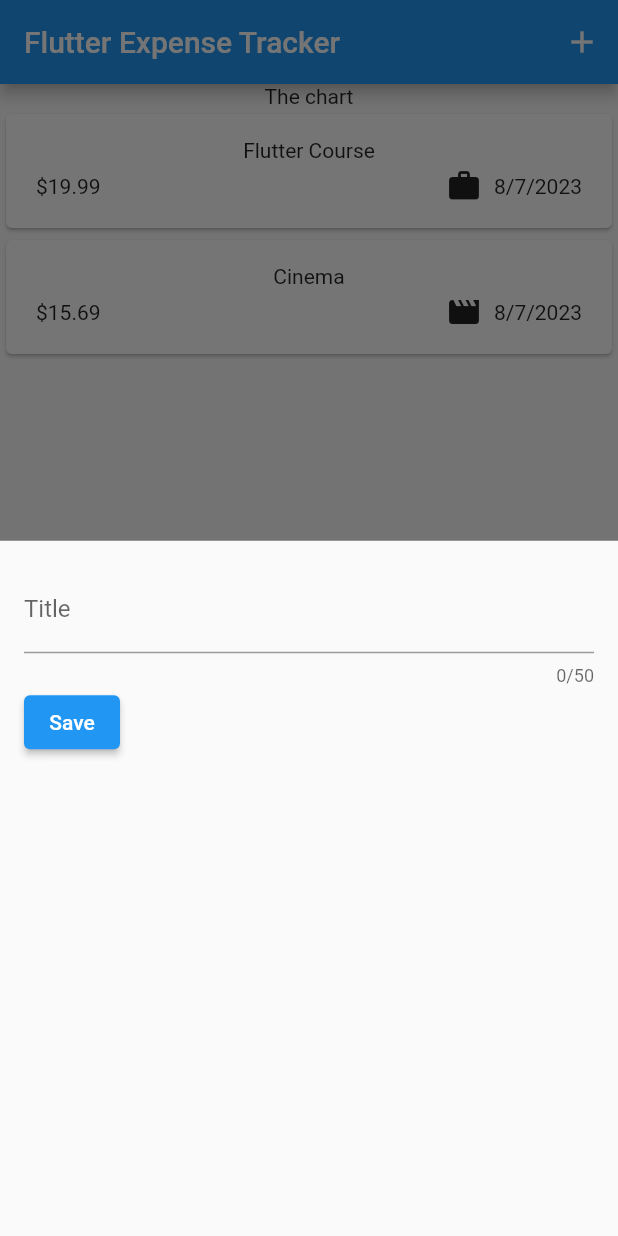
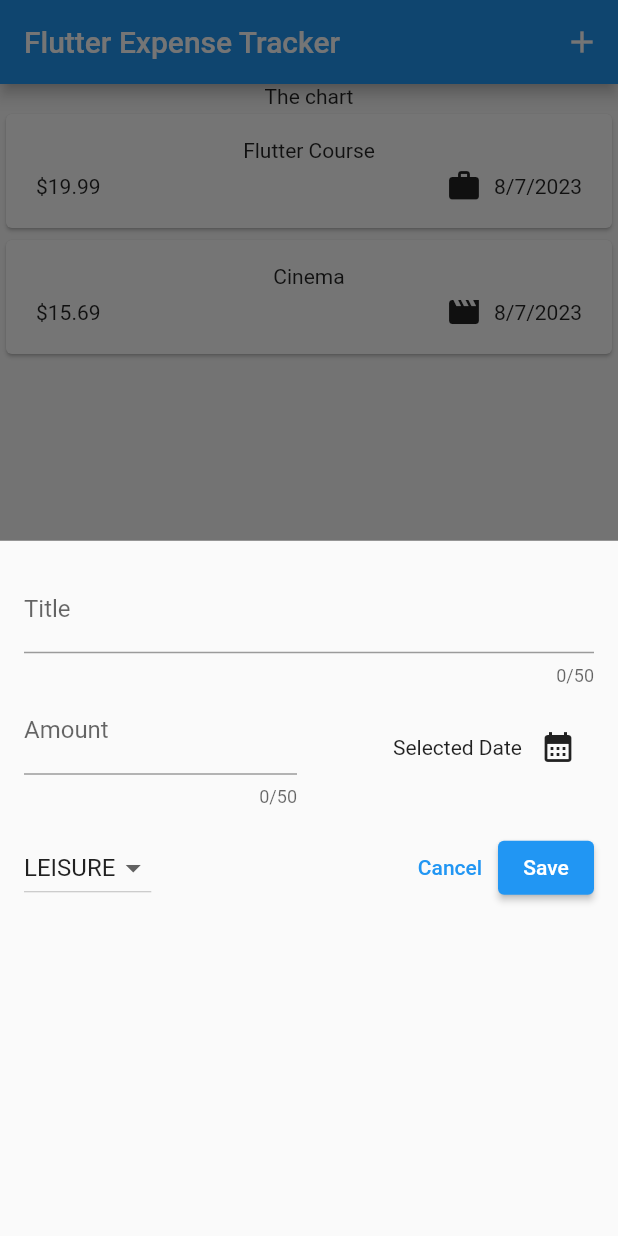
Before and after one commit to subrabala/Flutter-expense_tracker, a Flutter app: the screen it shows after launch, after a tap on the "add" icon, on a phone screen of 412 x 824 dp. Run offline on Flutter 3.47's test engine with Material 2 defaults, Android fonts, the phone set to English and light mode, and no system bars.

Commit message:
comments/overlayAndDismissable

```diff
--- a/lib/widgets/expenses.dart
+++ b/lib/widgets/expenses.dart
@@ -3,6 +3,9 @@ import 'package:flutter/material.dart';
 import 'package:expense_tracker/models/expense.dart';
 import 'package:expense_tracker/widgets/expenses_list/expenses_list.dart';
 
+// appbar
+// starting screen which shows all the expenses
+// data present here, can add or delete from the functions available here
 class Expenses extends StatefulWidget {
   const Expenses({super.key});
   @override
@@ -27,22 +30,59 @@ class _ExpensesState extends State<Expenses> {
     ),
   ];
 
+
+  void _addExpense(Expense expense) {
+    setState(() {
+      _registeredExpenses.add(expense);
+    });
+  }
+
+  void _deleteExpense(Expense expense) {
+    final expenseIndex = _registeredExpenses.indexOf(expense);
+    setState(() {
+      _registeredExpenses.remove(expense);
+    });
+    ScaffoldMessenger.of(context).clearSnackBars();
+    ScaffoldMessenger.of(context).showSnackBar(SnackBar(
+      duration: const Duration(seconds: 3),
+      content: const Text('Expense deleted.'),
+      action: SnackBarAction(
+          label: "Undo",
+          onPressed: () {
+            setState(() {
+              _registeredExpenses.insert(expenseIndex, expense);
+            });
+          }),
+    ));
+  }
+
+  // showing the drawer to add a new expense
   void _openAddExpenseOverlay() {
     showModalBottomSheet(
-        context: context, builder: (ctx) => const NewExpense());
+        context: context,
+        builder: (ctx) => NewExpense(onAddExpense: _addExpense));
   }
+  // SUBCOMPONENT NewExpense
 
   @override
   Widget build(BuildContext context) {
+    Widget mainContent = const Center(child: Text("No Expenses Available"));
+
+  // when there's no expense, show the above text, show the list of content
+    if (_registeredExpenses.isNotEmpty) {
+      mainContent = ExpensesList(
+          registeredExpenses: _registeredExpenses,
+          onRemoveExpense: _deleteExpense);
+    }
+    // SUBCOMPONENT ExpensesList
+
     return Scaffold(
       appBar: AppBar(title: const Text('Flutter Expense Tracker'), actions: [
         IconButton(
             onPressed: _openAddExpenseOverlay, icon: const Icon(Icons.add))
       ]),
-      body: Column(children: [
-        const Text('The chart'),
-        Expanded(child: ExpensesList(registeredExpenses: _registeredExpenses))
-      ]),
+      body: Column(
+          children: [const Text('The chart'), Expanded(child: mainContent)]),
     );
   }
 }
--- a/lib/widgets/expenses_list/expense_item.dart
+++ b/lib/widgets/expenses_list/expense_item.dart
@@ -1,6 +1,8 @@
 import 'package:flutter/material.dart';
 import "package:expense_tracker/models/expense.dart";
 
+// a card component
+// each mini horizontal card of expenses that only displays stuff
 class ExpenseItem extends StatelessWidget {
   const ExpenseItem(this.expense, {super.key});
 
--- a/lib/widgets/expenses_list/expenses_list.dart
+++ b/lib/widgets/expenses_list/expenses_list.dart
@@ -3,15 +3,25 @@ import 'package:expense_tracker/models/expense.dart';
 import 'package:expense_tracker/widgets/expenses_list/expense_item.dart';
 
 class ExpensesList extends StatelessWidget {
-  const ExpensesList({super.key, required this.registeredExpenses});
+  const ExpensesList(
+      {super.key,
+      required this.registeredExpenses,
+      required this.onRemoveExpense});
 
   final List<Expense> registeredExpenses;
+  final void Function(Expense expense) onRemoveExpense;
 
   @override
   Widget build(BuildContext context) {
     return ListView.builder(
       itemCount: registeredExpenses.length,
-      itemBuilder: (ctx, index) => ExpenseItem(registeredExpenses[index]),
+      itemBuilder: (ctx, index) => Dismissible(
+          key: ValueKey(registeredExpenses[index]),
+          onDismissed: (direction) {
+            onRemoveExpense(registeredExpenses[index]);
+          },
+          child: ExpenseItem(registeredExpenses[index])),
+          // SUBCONTENT ExpenseItem
     );
   }
 }
--- a/lib/widgets/new_expense.dart
+++ b/lib/widgets/new_expense.dart
@@ -1,7 +1,11 @@
 import 'package:flutter/material.dart';
+import 'package:expense_tracker/models/expense.dart';
 
+// the content in the overlay - dropdowns, input fields and date pickers
 class NewExpense extends StatefulWidget {
-  const NewExpense({super.key});
+  const NewExpense({super.key, required this.onAddExpense});
+
+  final void Function(Expense expense) onAddExpense;
 
   @override
   State<NewExpense> createState() {
@@ -10,9 +14,61 @@ class NewExpense extends StatefulWidget {
 }
 
 class _NewExpense extends State<NewExpense> {
-  var _enteredTitle = '';
-  void _titleInput(String value) {
-    _enteredTitle = value;
+  // TextEditingController is used to retrieve the input data (e.target.value)
+  final _titleControler = TextEditingController();
+  final _amountController = TextEditingController();
+  // can be null
+  DateTime? _selectedDate;
+  // Enum Category
+  Category _selectedCategory = Category.leisure;
+
+  void _showDatePicker() async {
+    final now = DateTime.now();
+    final firstDate = DateTime(now.year - 1, now.month, now.day);
+    final pickedDate = await showDatePicker(
+        context: context,
+        initialDate: now,
+        firstDate: firstDate,
+        lastDate: now);
+    setState(() {
+      _selectedDate = pickedDate;
+    });
+  }
+
+  void _saveExpense() {
+    final enteredAmount = double.tryParse(_amountController.text);
+    final amountIsInvalid = enteredAmount == null || enteredAmount <= 0;
+    if (_titleControler.text.trim().isEmpty ||
+        amountIsInvalid ||
+        _selectedDate == null) {
+      showDialog(
+          context: context,
+          builder: (ctx) => AlertDialog(
+                title: const Text('Invalid input'),
+                content: const Text("Pleas make sure to enter valid info"),
+                actions: [
+                  TextButton(
+                      onPressed: () {
+                        Navigator.pop(ctx);
+                      },
+                      child: const Text('Okay'))
+                ],
+              ));
+      return;
+    }
+    widget.onAddExpense(Expense(
+        title: _titleControler.text,
+        amount: enteredAmount,
+        date: _selectedDate!,
+        category: _selectedCategory));
+    Navigator.pop(context);
+  }
+
+  @override
+  void dispose() {
+    _titleControler.dispose();
+    _amountController.dispose();
+    super.dispose();
   }
 
   @override
@@ -22,7 +78,7 @@ class _NewExpense extends State<NewExpense> {
       child: Column(
         children: [
           TextField(
-            onChanged: _titleInput,
+            controller: _titleControler,
             maxLength: 50,
             decoration: const InputDecoration(
               label: Text('Title'),
@@ -30,11 +86,59 @@ class _NewExpense extends State<NewExpense> {
           ),
           Row(
             children: [
-              ElevatedButton(
+              Expanded(
+                  child: TextField(
+                controller: _amountController,
+                keyboardType: TextInputType.number,
+                maxLength: 50,
+                decoration: const InputDecoration(
+                  prefixText: "\$ ",
+                  label: Text('Amount'),
+                ),
+              )),
+              const SizedBox(width: 16),
+              Expanded(
+                  child: Row(
+                mainAxisAlignment: MainAxisAlignment.end,
+                crossAxisAlignment: CrossAxisAlignment.center,
+                children: [
+                  Text(_selectedDate == null
+                      ? 'Selected Date'
+                      : formatter.format(_selectedDate!)),
+                  IconButton(
+                      onPressed: _showDatePicker,
+                      icon: const Icon(Icons.calendar_month))
+                ],
+              ))
+            ],
+          ),
+          const SizedBox(
+            height: 16,
+          ),
+          Row(
+            children: [
+              DropdownButton(
+                  value: _selectedCategory,
+                  items: Category.values
+                      .map((category) => DropdownMenuItem(
+                          value: category,
+                          child: Text(category.name.toUpperCase())))
+                      .toList(),
+                  onChanged: (value) {
+                    if (value == null) {
+                      return;
+                    }
+                    setState(() {
+                      _selectedCategory = value;
+                    });
+                  }),
+              const Spacer(),
+              TextButton(
                   onPressed: () {
-                    print(_enteredTitle);
+                    Navigator.pop(context);
                   },
-                  child: const Text('Save'))
+                  child: const Text('Cancel')),
+              ElevatedButton(onPressed: _saveExpense, child: const Text('Save'))
             ],
           )
         ],
```
